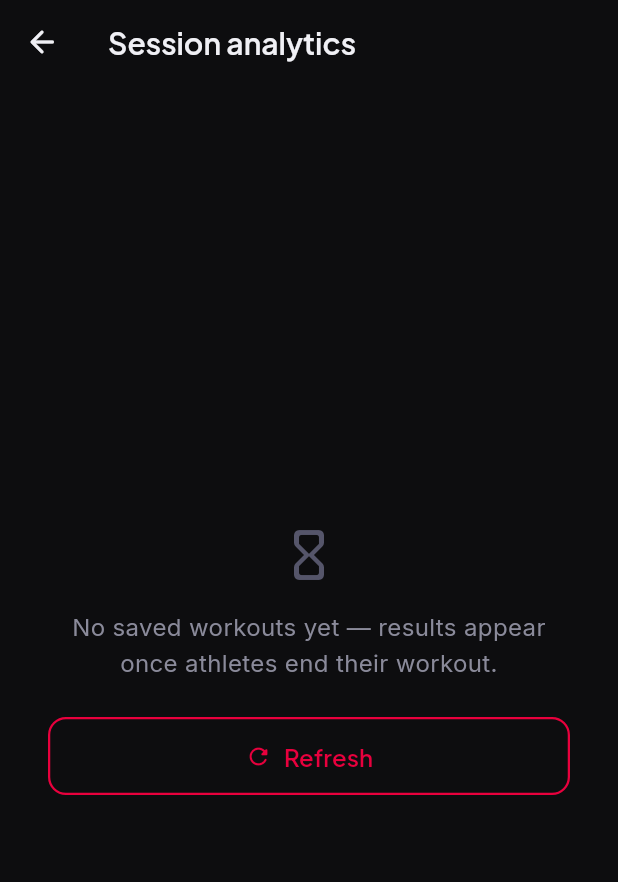
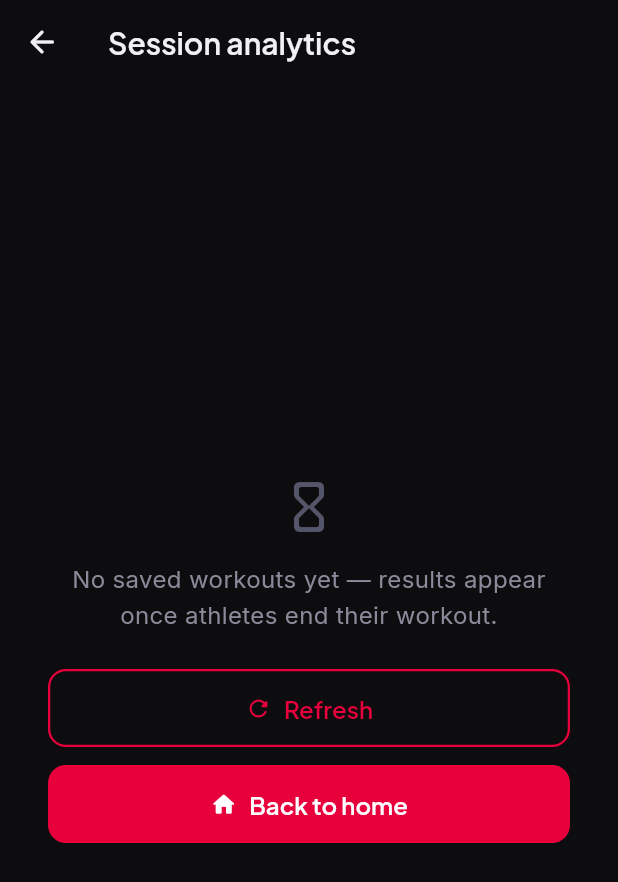
Before and after one commit to 2dollaB/PortfolioProjects, a Flutter app: the CloudSessionDetailScreen screen opened directly with empty values, on a phone screen of 412 x 824 dp. Shown: the top 882 px of the screen. Run offline on Flutter 3.47's test engine with Material 3 defaults, Android fonts, the phone set to English and light mode, and no system bars; our stand-ins replace cloud_firestore, firebase_auth, firebase_core, fl_chart, flutter_blue_plus, flutter_local_notifications and 5 more; missing offline and left inert: flutter_foreground_task, health; accounts and stored records are empty.

Commit message:
Results empty/failed state: add 'Back to home' under Refresh
Co-Authored-By: Claude Opus 4.8 <noreply@anthropic.com>

```diff
--- a/lib/screens/cloud_session_detail_screen.dart
+++ b/lib/screens/cloud_session_detail_screen.dart
@@ -156,6 +156,13 @@ class _CloudSessionDetailScreenState extends State<CloudSessionDetailScreen> {
                           icon: Icons.refresh_rounded,
                           onPressed: _load,
                         ),
+                        const SizedBox(height: AppSpacing.sm),
+                        BeatPrimaryButton(
+                          label: 'Back to home',
+                          icon: Icons.home_rounded,
+                          onPressed: () => Navigator.of(context)
+                              .popUntil((r) => r.isFirst),
+                        ),
                       ],
                     ),
                   ),
```
